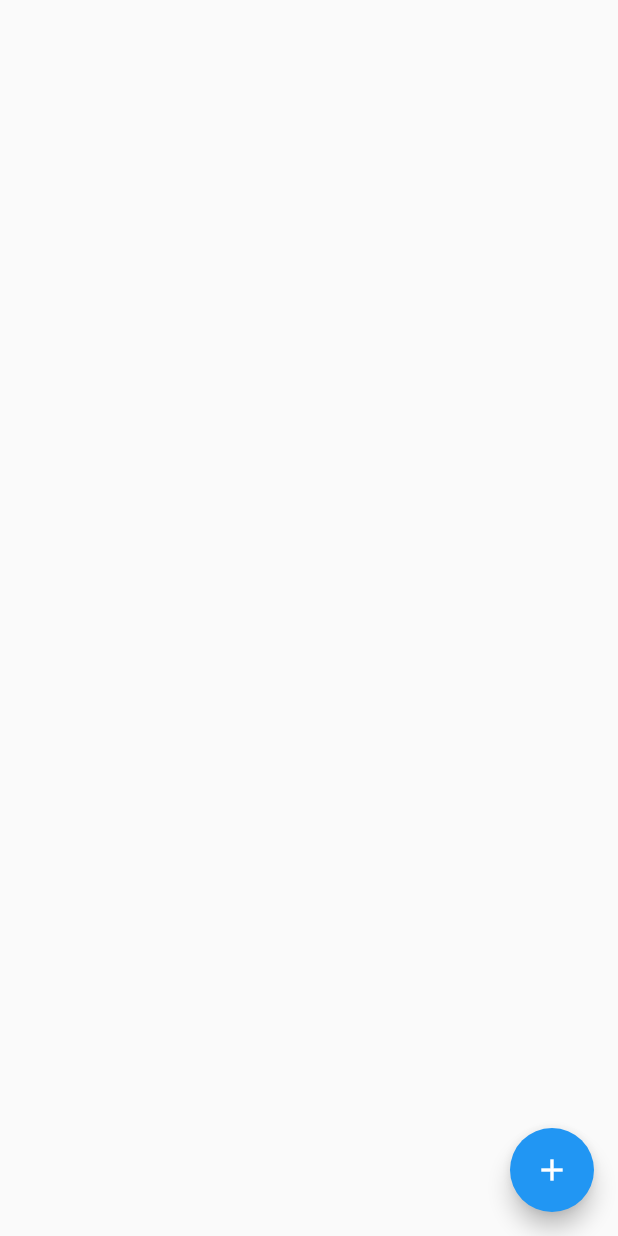
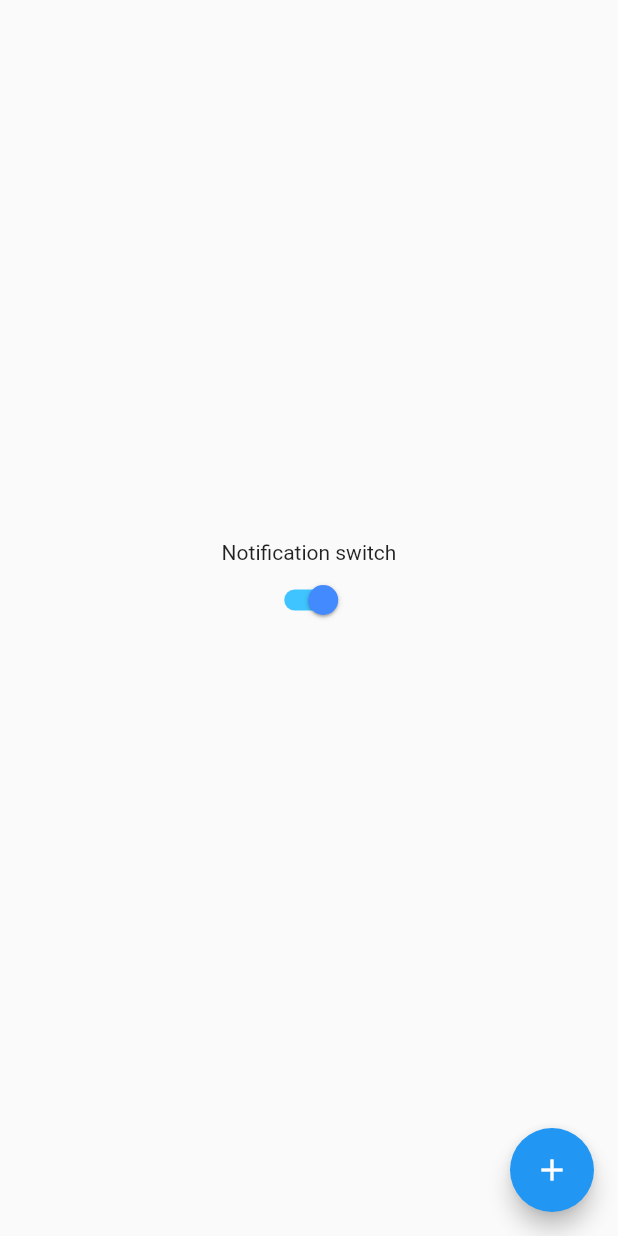
Before and after one commit to brains-and-beards/flutter-reminders-app, a Flutter app: the screen it shows after launch, on a phone screen of 412 x 824 dp. Run offline on Flutter 3.47's test engine with Material 2 defaults, Android fonts, the phone set to English and light mode, and no system bars; our stand-ins replace flutter_local_notifications, flutter_redux, redux, rxdart.

Commit message:
add-notification-switch-builder

```diff
--- /dev/null
+++ b/lib/builder/NotificationSwitchBuilder.dart
@@ -0,0 +1,31 @@
+import 'package:flutter/material.dart';
+
+class NotificationSwitchBuilder extends StatefulWidget {
+  bool isSwitched = true;
+
+  createState() => NotificationSwitchBuilderState();
+}
+
+class NotificationSwitchBuilderState extends State<NotificationSwitchBuilder> {
+  @override
+  Widget build(BuildContext context) {
+    return SizedBox(
+      child: Center(
+          child: Column(
+              mainAxisAlignment: MainAxisAlignment.center,
+              children: <Widget>[
+            Text('Notification switch'),
+            Switch(
+              value: widget.isSwitched,
+              onChanged: (value) {
+                setState(() {
+                  widget.isSwitched = value;
+                });
+              },
+              activeTrackColor: Colors.lightBlueAccent,
+              activeColor: Colors.blueAccent,
+            ),
+          ])),
+    );
+  }
+}
--- a/lib/main.dart
+++ b/lib/main.dart
@@ -7,6 +7,7 @@ import 'package:hello_world/store/store.dart';
 import 'package:hello_world/utils/notificationHelper.dart';
 import 'package:redux/redux.dart';
 import 'package:flutter_local_notifications/flutter_local_notifications.dart';
+import 'builder/NotificationSwitchBuilder.dart';
 import 'models/index.dart';
 
 final FlutterLocalNotificationsPlugin flutterLocalNotificationsPlugin =
@@ -40,6 +41,7 @@ class LunchingApp extends StatelessWidget {
             crossAxisAlignment: CrossAxisAlignment.center,
             mainAxisAlignment: MainAxisAlignment.center,
             children: <Widget>[
+              NotificationSwitchBuilder(),
               StoreConnector<AppState, List<Alarm>>(
                 converter: (store) => store.state.alarmsState.alarms,
                 builder: (context, alarms) {
@@ -61,7 +63,7 @@ class LunchingApp extends StatelessWidget {
           builder: (context, callback) {
             return FloatingActionButton(
               onPressed: callback,
-              tooltip: 'asdasdasd',
+              tooltip: 'hello',
               child: Icon(Icons.add),
             );
           },
```
